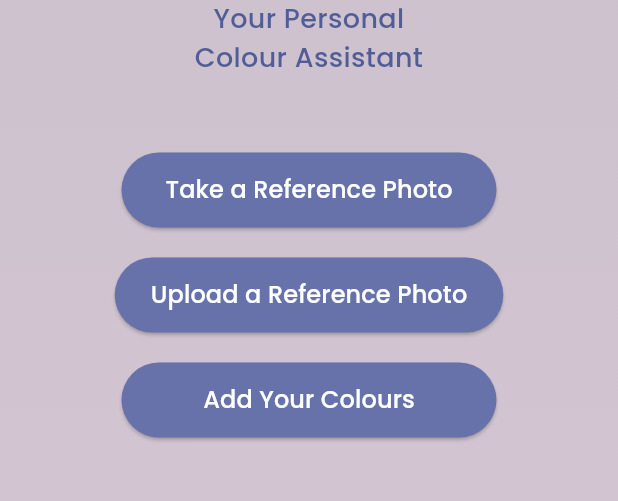
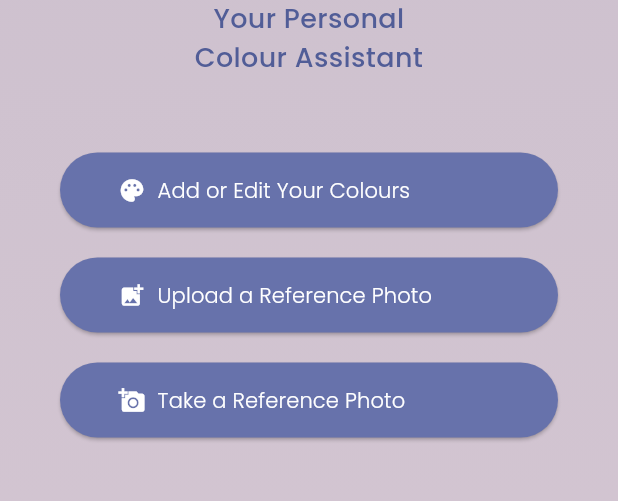
Before and after one commit to sbrina-w/Chroma, a Flutter app: the screen it shows after launch, on a phone screen of 412 x 824 dp, the part 467-968 px from its top. Run offline on Flutter 3.47's test engine with Material 3 defaults, Android fonts, the phone set to English and light mode, and no system bars; our stand-ins replace camera, flutter_colorpicker, image_picker, palette_generator, shared_preferences.

Commit message:
add button icons

```diff
--- a/chroma/lib/main.dart
+++ b/chroma/lib/main.dart
@@ -4,10 +4,6 @@ import 'analyzer.dart';
 import 'take_photo.dart';
 import 'user_palette.dart';
 import 'dart:async';
-
-const IconData add_a_photo = IconData(0xe048, fontFamily: 'MaterialIcons');
-const IconData add_photo_alternate = IconData(0xe057, fontFamily: 'MaterialIcons');
-const IconData palette = IconData(0xe46b, fontFamily: 'MaterialIcons');
 
 void main() {
   runApp(const ChromaApp());
@@ -22,6 +18,11 @@ class ChromaApp extends StatelessWidget {
       title: 'Chroma',
       theme: ThemeData(
         primarySwatch: Colors.red,
+        textTheme: Theme.of(context).textTheme.apply(
+          fontFamily: 'Poppins',
+          bodyColor: Color(0xFF6772AB),
+          displayColor: Color(0xFF6772AB),
+        ),
       ),
       home: const LandingPage(),
     );
@@ -51,7 +52,6 @@ class _LandingPageState extends State<LandingPage> {
       Color.fromARGB(255, 130, 161, 196),
       const Color(0xFFD2BBE2),
       Color.fromARGB(255, 204, 163, 186),
-
     ];
     timer = Timer.periodic(const Duration(seconds: 1), (timer) {
       setState(() {
@@ -107,7 +107,7 @@ class _LandingPageState extends State<LandingPage> {
               ),
               const Column(
                 mainAxisAlignment: MainAxisAlignment.center,
-                children:  [
+                children: [
                   Text(
                     'Your Personal',
                     textAlign: TextAlign.center,
@@ -130,26 +130,30 @@ class _LandingPageState extends State<LandingPage> {
               ),
               const SizedBox(height: 40),
               CustomButton(
+                icon: Icons.palette,
+                text: 'Add or Edit Your Colours',
+                onPressed: () {
+                  Navigator.push(
+                    context,
+                    MaterialPageRoute(
+                      builder: (context) => UserPalettePage(),
+                    ),
+                  );
+                },
+              ),
+              CustomButton(
+                icon: Icons.add_photo_alternate,
+                text: 'Upload a Reference Photo',
+                onPressed: _pickImage,
+              ),
+              CustomButton(
+                icon: Icons.add_a_photo,
                 text: 'Take a Reference Photo',
                 onPressed: () {
                   Navigator.push(
                     context,
                     MaterialPageRoute(
                       builder: (context) => const TakePhotoPage()),
-                    );
-                  }),
-              CustomButton(
-                text: 'Upload a Reference Photo',
-                onPressed: _pickImage,
-              ),
-              CustomButton(
-                text: 'Add Your Colours',
-                onPressed: () {
-                  Navigator.push(
-                    context,
-                    MaterialPageRoute(
-                      builder: (context) => UserPalettePage(),
-                    ),
                   );
                 },
               ),
@@ -164,14 +168,20 @@ class _LandingPageState extends State<LandingPage> {
 class CustomButton extends StatelessWidget {
   final String text;
   final VoidCallback? onPressed;
+  final IconData icon;
 
-  // widget identification
-  const CustomButton({super.key, required this.text, this.onPressed});
+  const CustomButton({
+    super.key,
+    required this.text,
+    this.onPressed,
+    required this.icon,
+  });
 
   @override
   Widget build(BuildContext context) {
-    return Padding(
-      padding: const EdgeInsets.symmetric(vertical: 10.0, horizontal: 16.0),
+    return Container(
+      margin: const EdgeInsets.symmetric(horizontal: 30.0),
+      padding: const EdgeInsets.symmetric(vertical: 10.0, horizontal: 10.0),
       child: ElevatedButton(
         style: ElevatedButton.styleFrom(
           backgroundColor: const Color(0xFF6772AB),
@@ -181,13 +191,27 @@ class CustomButton extends StatelessWidget {
           ),
         ),
         onPressed: onPressed,
+        child: Row(
+          mainAxisAlignment: MainAxisAlignment.start, // Align icon and text to start
+          children: [
+            const SizedBox(width: 15),
+            Icon(
+              icon,
+              color: Colors.white,
+            ),
+            const SizedBox(width: 8),
+            Expanded(
               child: Text(
                 text,
                 style: const TextStyle(
-            fontSize: 16,
+                  fontSize: 14,
                   color: Colors.white,
                   fontFamily: 'Poppins',
+                  fontWeight: FontWeight.w200,
                 ),
+              ),
+            ),
+          ],
         ),
       ),
     );
```
Lines whose indentation alone changed are shown as unchanged.
